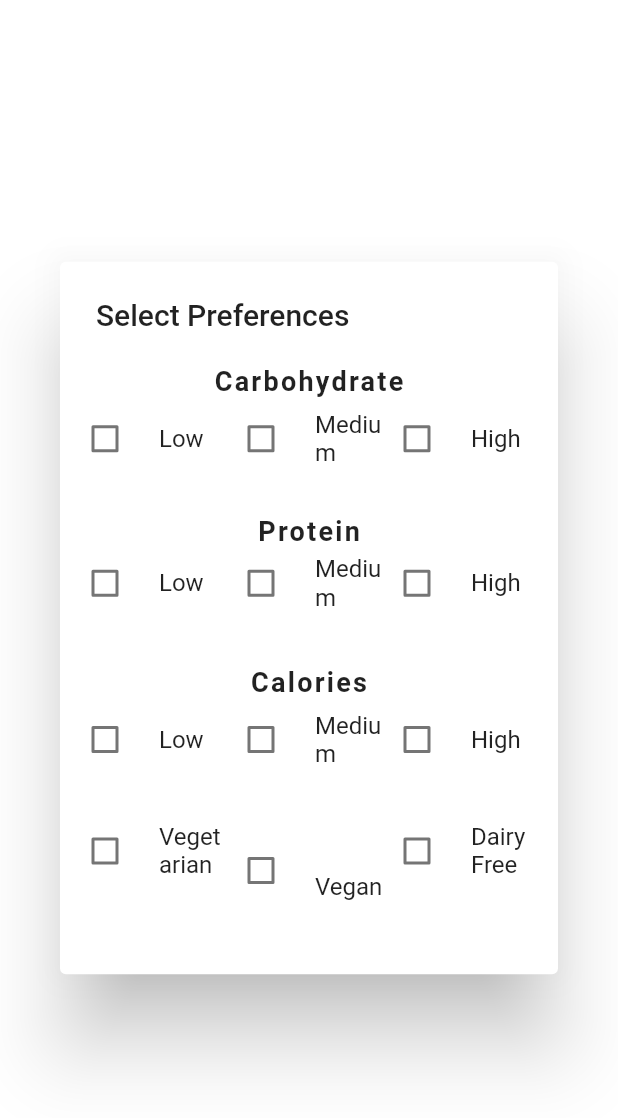
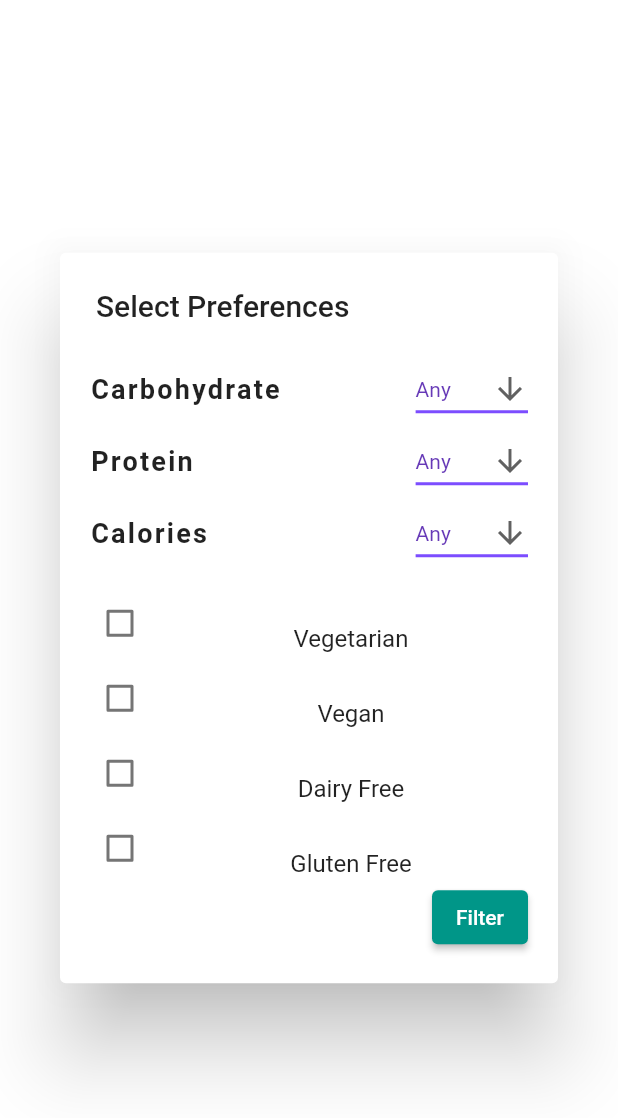
Before and after one commit to AsthaGarg16/CZ3002-FIT, a Flutter app: the FilterCheckbox widget shown alone on an empty page, opened directly, on a phone screen of 412 x 824 dp. Shown: the top 1118 px of the screen. Run offline on Flutter 3.47's test engine with Material 2 defaults, Android fonts, the phone set to English and light mode, and no system bars; our stand-ins replace cloud_firestore, firebase_auth, firebase_core, fl_chart, flutter_speed_dial; missing offline and left inert: random_color; accounts and stored records are empty; network calls fail; Roboto replaces fonts that are missing (mw).

Commit message:
functional filter dialog page

```diff
--- a/fit/lib/UI/FilterCheckbox.dart
+++ b/fit/lib/UI/FilterCheckbox.dart
@@ -14,38 +14,26 @@ class _FilterCheckboxState extends State<FilterCheckbox> {
     {"pref": "Dairy Free", "isChecked": false, "text": "Dairy Free"},
     {"pref": "Gluten Free", "isChecked": false, "text": "Gluten Free"},
   ];
-  List<Map> carbPrefList = [
-    {"pref": "Low Carb", "isChecked": false, "text": "Low"},
-    {"pref": "Medium Carb", "isChecked": false, "text": "Medium"},
-    {"pref": "High Carb", "isChecked": false, "text": "High"},
-  ];
-  List<Map> proteinPrefList = [
-    {"pref": "Low Protein", "isChecked": false, "text": "Low"},
-    {"pref": "Medium Protein", "isChecked": false, "text": "Medium"},
-    {"pref": "High Protein", "isChecked": false, "text": "High"},
-  ];
-  List<Map> caloriePrefList = [
-    {"pref": "Low Calorie", "isChecked": false, "text": "Low"},
-    {"pref": "Medium Calorie", "isChecked": false, "text": "Medium"},
-    {"pref": "High Calorie", "isChecked": false, "text": "High"},
-  ];
+  String carbsDropdownValue = 'Any';
+  String calDropdownValue = 'Any';
+  String proteinDropdownValue = 'Any';
 
-  List<FoodPreference> preferenceList = [
-    FoodPreference("Saved Recipes", false, "Saved Recipes"),
-    FoodPreference("Vegetarian", false, "Vegetarian"),
-    FoodPreference("Vegan", false, "Vegan"),
-    FoodPreference("Dairy Free", false, "Dairy Free"),
-    FoodPreference("Gluten Free", false, "Gluten Free"),
-    FoodPreference("Low Carb", false, "Low"),
-    FoodPreference("Medium Carb", false, "Medium"),
-    FoodPreference("High Carb", false, "High"),
-    FoodPreference("Low Protein", false, "Low"),
-    FoodPreference("Medium Protein", false, "Medium"),
-    FoodPreference("High Protein", false, "High"),
-    FoodPreference("Low Calorie", false, "Low"),
-    FoodPreference("Medium Calorie", false, "Medium"),
-    FoodPreference("High Calorie", false, "High"),
-  ];
+  // List<FoodPreference> preferenceList = [
+  //   FoodPreference("Saved Recipes", false, "Saved Recipes"),
+  //   FoodPreference("Vegetarian", false, "Vegetarian"),
+  //   FoodPreference("Vegan", false, "Vegan"),
+  //   FoodPreference("Dairy Free", false, "Dairy Free"),
+  //   FoodPreference("Gluten Free", false, "Gluten Free"),
+  //   FoodPreference("Low Carb", false, "Low"),
+  //   FoodPreference("Medium Carb", false, "Medium"),
+  //   FoodPreference("High Carb", false, "High"),
+  //   FoodPreference("Low Protein", false, "Low"),
+  //   FoodPreference("Medium Protein", false, "Medium"),
+  //   FoodPreference("High Protein", false, "High"),
+  //   FoodPreference("Low Calorie", false, "Low"),
+  //   FoodPreference("Medium Calorie", false, "Medium"),
+  //   FoodPreference("High Calorie", false, "High"),
+  // ];
 
   List<FoodPreference> finalPref = [];
 
@@ -63,100 +51,113 @@ class _FilterCheckboxState extends State<FilterCheckbox> {
       return Colors.red;
     }
 
-    return SimpleDialog(title: const Text("Select Preferences"), children: <
-        Widget>[
-      Container(
+    return SimpleDialog(
+        title: const Text("Select Preferences"),
+        contentPadding: EdgeInsets.all(20),
+        children: <Widget>[
+          SizedBox(
               height: 400.00,
-          width: 500.00,
-          padding: EdgeInsets.all(10),
+              width: 300.00,
               child: Column(
+                mainAxisSize: MainAxisSize.min,
+                children: [
+                  Row(
                     children: [
                       Text("Carbohydrate",
                           style: Theme.of(context).textTheme.labelMedium),
-              Expanded(
-                  child: GridView.builder(
-                physics: NeverScrollableScrollPhysics(),
-                itemCount: 3,
-                gridDelegate: const SliverGridDelegateWithFixedCrossAxisCount(
-                    crossAxisCount: 3, childAspectRatio: 0.1),
-                itemBuilder: (BuildContext context, int index) {
-                  return CheckboxListTile(
-                    value: carbPrefList[index]["isChecked"],
-                    contentPadding: EdgeInsets.all(0),
-                    controlAffinity: ListTileControlAffinity.leading,
-                    title: Text(
-                      carbPrefList[index]["text"],
-                      style: Theme.of(context).textTheme.bodyText1,
+                      Spacer(),
+                      DropdownButton<String>(
+                        value: carbsDropdownValue,
+                        icon: const Icon(Icons.arrow_downward),
+                        elevation: 16,
+                        style: const TextStyle(color: Colors.deepPurple),
+                        underline: Container(
+                          height: 2,
+                          color: Colors.deepPurpleAccent,
                         ),
-                    onChanged: (newValue) {
+                        onChanged: (String? newValue) {
                           setState(() {
-                        carbPrefList[index]["isChecked"] = newValue;
+                            carbsDropdownValue = newValue!;
                           });
                         },
+                        items: <String>['Any', 'Low', 'Medium', 'High']
+                            .map<DropdownMenuItem<String>>((String value) {
+                          return DropdownMenuItem<String>(
+                            value: value,
+                            child: Text(value),
                           );
-                },
-              )),
-              Text("Protein", style: Theme.of(context).textTheme.labelMedium),
-              Expanded(
-                  child: GridView.builder(
-                physics: NeverScrollableScrollPhysics(),
-                shrinkWrap: true,
-                itemCount: 3,
-                gridDelegate: const SliverGridDelegateWithFixedCrossAxisCount(
-                    crossAxisCount: 3),
-                itemBuilder: (BuildContext context, int index) {
-                  return CheckboxListTile(
-                    value: proteinPrefList[index]["isChecked"],
-                    contentPadding: EdgeInsets.all(0),
-                    dense: true,
-                    controlAffinity: ListTileControlAffinity.leading,
-                    title: Text(
-                      proteinPrefList[index]["text"],
-                      style: Theme.of(context).textTheme.bodyText1,
+                        }).toList(),
+                      )
+                    ],
                   ),
-                    onChanged: (newValue) {
+                  Row(
+                    children: [
+                      Text("Protein",
+                          style: Theme.of(context).textTheme.labelMedium),
+                      Spacer(),
+                      DropdownButton<String>(
+                        value: proteinDropdownValue,
+                        icon: const Icon(Icons.arrow_downward),
+                        elevation: 16,
+                        style: const TextStyle(color: Colors.deepPurple),
+                        underline: Container(
+                          height: 2,
+                          color: Colors.deepPurpleAccent,
+                        ),
+                        onChanged: (String? newValue) {
                           setState(() {
-                        proteinPrefList[index]["isChecked"] = newValue;
+                            proteinDropdownValue = newValue!;
                           });
                         },
+                        items: <String>['Any', 'Low', 'Medium', 'High']
+                            .map<DropdownMenuItem<String>>((String value) {
+                          return DropdownMenuItem<String>(
+                            value: value,
+                            child: Text(value),
                           );
-                },
-              )),
-              Text("Calories", style: Theme.of(context).textTheme.labelMedium),
-              Expanded(
-                  child: GridView.builder(
-                physics: NeverScrollableScrollPhysics(),
-                itemCount: 3,
-                gridDelegate: const SliverGridDelegateWithFixedCrossAxisCount(
-                    crossAxisCount: 3),
-                itemBuilder: (BuildContext context, int index) {
-                  return CheckboxListTile(
-                    value: caloriePrefList[index]["isChecked"],
-                    contentPadding: EdgeInsets.zero,
-                    controlAffinity: ListTileControlAffinity.leading,
-                    title: Text(
-                      caloriePrefList[index]["text"],
-                      style: Theme.of(context).textTheme.bodyText1,
+                        }).toList(),
+                      )
+                    ],
                   ),
-                    onChanged: (newValue) {
+                  Row(
+                    children: [
+                      Text("Calories",
+                          style: Theme.of(context).textTheme.labelMedium),
+                      Spacer(),
+                      DropdownButton<String>(
+                        value: calDropdownValue,
+                        icon: const Icon(Icons.arrow_downward),
+                        elevation: 16,
+                        style: const TextStyle(color: Colors.deepPurple),
+                        underline: Container(
+                          height: 2,
+                          color: Colors.deepPurpleAccent,
+                        ),
+                        onChanged: (String? newValue) {
                           setState(() {
-                        caloriePrefList[index]["isChecked"] = newValue;
+                            calDropdownValue = newValue!;
                           });
                         },
+                        items: <String>['Any', 'Low', 'Medium', 'High']
+                            .map<DropdownMenuItem<String>>((String value) {
+                          return DropdownMenuItem<String>(
+                            value: value,
+                            child: Text(value),
                           );
-                },
-              )),
+                        }).toList(),
+                      )
+                    ],
+                  ),
                   Expanded(
-                  child: GridView.builder(
+                      child: ListView.builder(
                     physics: NeverScrollableScrollPhysics(),
                     shrinkWrap: true,
                     itemCount: 4,
-                gridDelegate: const SliverGridDelegateWithFixedCrossAxisCount(
-                    crossAxisCount: 3),
                     itemBuilder: (BuildContext context, int index) {
                       return SizedBox(
-                    height: 10,
-                    width: 30,
+                          height: 50,
+                          width: double.infinity,
+                          child: Center(
                             child: CheckboxListTile(
                               value: dietaryPrefList[index]["isChecked"],
                               contentPadding: EdgeInsets.zero,
@@ -164,16 +165,45 @@ class _FilterCheckboxState extends State<FilterCheckbox> {
                               subtitle: Text(
                                 dietaryPrefList[index]["text"],
                                 style: Theme.of(context).textTheme.bodyText1,
+                                textAlign: TextAlign.center,
                               ),
                               onChanged: (newValue) {
                                 setState(() {
-                          dietaryPrefList[index]["isChecked"] = newValue;
+                                  dietaryPrefList[index]["isChecked"] =
+                                      newValue;
                                 });
                               },
                             ),
-                  );
+                          ));
                     },
                   )),
+                  Align(
+                      alignment: Alignment.bottomRight,
+                      child: ElevatedButton(
+                        onPressed: () {
+                          Map preferenceList = {};
+                          for (Map pref in dietaryPrefList) {
+                            if (pref["pref"] == "Vegetarian") {
+                              preferenceList["Vegetarian"] = pref["isChecked"];
+                            }
+                            if (pref["pref"] == "Vegan") {
+                              preferenceList["Vegan"] = pref["isChecked"];
+                            }
+                            if (pref["pref"] == "Dairy Free") {
+                              preferenceList["Dairy Free"] = pref["isChecked"];
+                            }
+                            if (pref["pref"] == "Gluten Free") {
+                              preferenceList["Gluten Free"] = pref["isChecked"];
+                            }
+                          }
+                          preferenceList["Calories"] = calDropdownValue;
+                          preferenceList["Carbs"] = carbsDropdownValue;
+                          preferenceList["Protein"] = proteinDropdownValue;
+                          print(preferenceList);
+                          Navigator.pop(context, preferenceList);
+                        },
+                        child: const Text("Filter"),
+                      ))
                 ],
               ))
         ]);
--- a/fit/lib/UI/RecipeInstructionsPage.dart
+++ b/fit/lib/UI/RecipeInstructionsPage.dart
@@ -110,6 +110,7 @@ class _RecipeInstructionsPage extends State<RecipeInstructionsPage> {
                             padding: const EdgeInsets.all(10),
                             child: InkWell(
                                 onTap: () {
+                                  print(name);
                                   print("MOve ingredients to shopping list");
                                 },
                                 child: Text(
--- a/fit/lib/UI/RecipePage.dart
+++ b/fit/lib/UI/RecipePage.dart
@@ -25,7 +25,7 @@ class _RecipePage extends State<StatefulWidget> {
   @override
   initState() {
     RecipeList = asyncMethod();
-    RecipeList.then((value){
+    RecipeList.then((value) {
       recipeList = value;
     });
     super.initState();
@@ -127,12 +127,13 @@ class _RecipePage extends State<StatefulWidget> {
             child: const Icon(Icons.search)),
         const SizedBox(height: 10),
         FloatingActionButton(
-          onPressed: () {
-            showDialog(
+          onPressed: () async {
+            var foodPref = await showDialog(
                 context: context,
                 builder: (BuildContext context) {
                   return FilterCheckbox();
                 });
+            print(foodPref);
           },
           child: const Icon(Icons.filter_alt, size: 30.0),
         ),
@@ -157,11 +158,12 @@ Future<String> getEmail(AuthService authService) async {
 }
 
 Future<List<Map<String, dynamic>>> getRecipeList(String includeIngredients,
-String number, RecipeController recipeController) async {
+    String number, RecipeController recipeController) async {
   var recipeList = <Map<String, dynamic>>[];
-  Preferences preferences = Preferences(true, false, false, false, "Any", "Any", "Any");
-  List<int> recipeIDs =
-      await recipeController.fetchRecipeIDs(includeIngredients, number, preferences);
+  Preferences preferences =
+      Preferences(true, false, false, false, "Any", "Any", "Any");
+  List<int> recipeIDs = await recipeController.fetchRecipeIDs(
+      includeIngredients, number, preferences);
   print("Function IDs: ");
   print(recipeIDs);
   for (int i = 0; i < recipeIDs.length; i++) {
```
Lines whose indentation alone changed are shown as unchanged.
